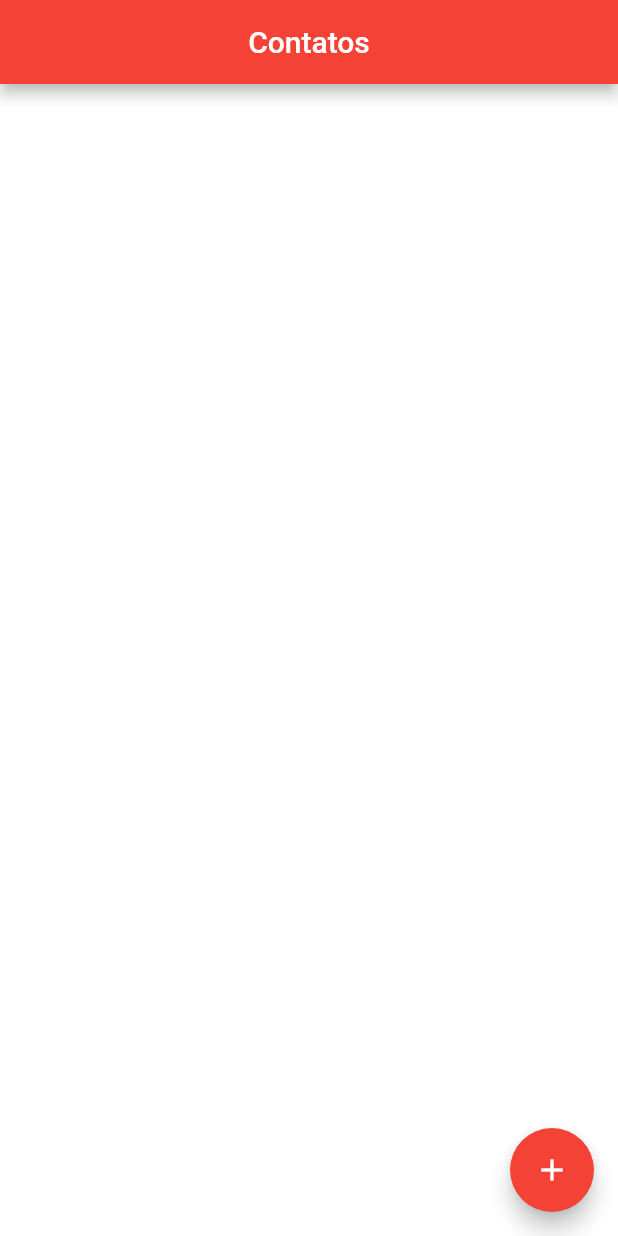
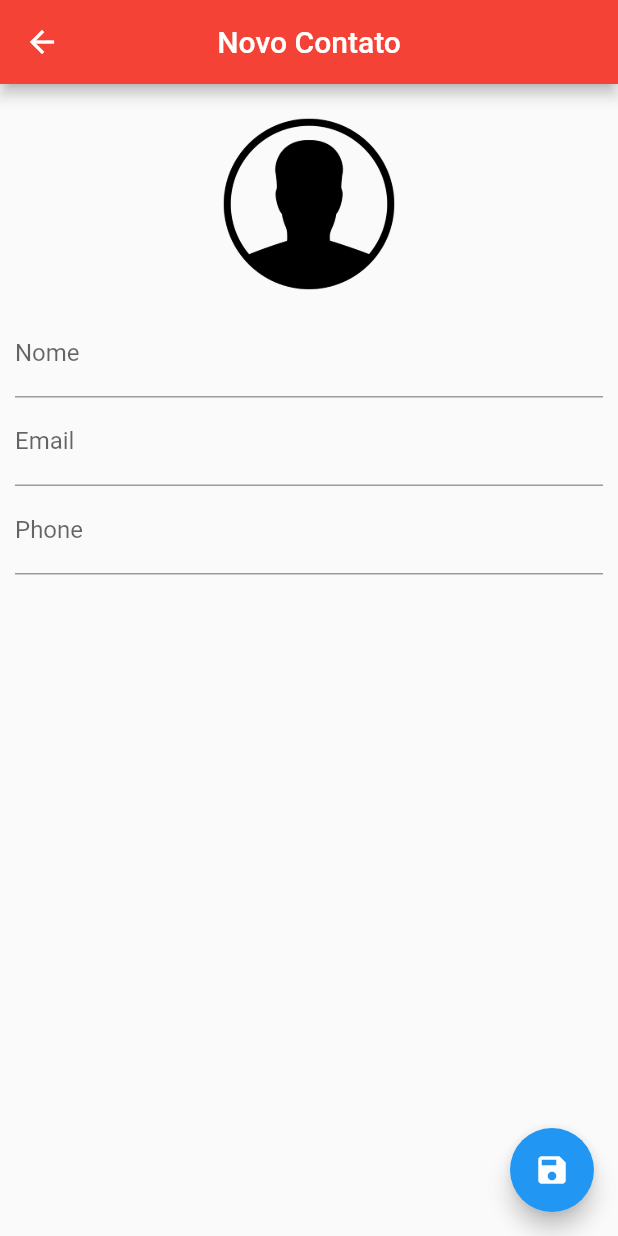
Before and after one commit to ParzivalOne/Contact-List, a Flutter app: the screen it shows after launch, after a tap on the "add" icon, on a phone screen of 412 x 824 dp. Run offline on Flutter 3.47's test engine with Material 2 defaults, Android fonts, the phone set to English and light mode, and no system bars; our stand-ins replace sqflite; accounts and stored records are empty.

Commit message:
contact list UI progress

```diff
--- a/lib/main.dart
+++ b/lib/main.dart
@@ -1,3 +1,4 @@
+import 'package:contact_list/ui/contact_page.dart';
 import 'package:contact_list/ui/home_page.dart';
 import 'package:flutter/material.dart';
 
@@ -5,6 +6,7 @@ import 'package:flutter/material.dart';
 void main (){
   runApp(MaterialApp(
     home: HomePage(),
+    debugShowCheckedModeBanner: false,
   ));
 
 }
--- a/lib/ui/contact_page.dart
+++ b/lib/ui/contact_page.dart
@@ -0,0 +1,142 @@
+import 'dart:io';
+import 'dart:async';
+import 'package:contact_list/helpers/contact_helper.dart';
+import 'package:flutter/cupertino.dart';
+import 'package:flutter/material.dart';
+
+class ContactPage extends StatefulWidget {
+  final Contact contact;
+
+  ContactPage({this.contact});
+
+  @override
+  _ContactPageState createState() => _ContactPageState();
+}
+
+class _ContactPageState extends State<ContactPage> {
+  Contact _editedContact;
+  bool _userEdited = false;
+  final _nameController = TextEditingController();
+  final _emailController = TextEditingController();
+  final _phoneController = TextEditingController();
+  final _nameFocus = FocusNode();
+
+  @override
+  void initState() {
+    super.initState();
+
+    if(widget.contact == null){
+      _editedContact = Contact();
+    }else{
+      _editedContact = Contact.fromMap(widget.contact.toMap());
+
+      _nameController.text = _editedContact.name;
+      _emailController.text = _editedContact.email;
+      _phoneController.text = _editedContact.phone;
+
+    }
+  }
+
+  @override
+  Widget build(BuildContext context) {
+    return WillPopScope(child: Scaffold(
+        appBar: AppBar(
+          backgroundColor: Colors.red,
+          title: Text(_editedContact.name ?? "Novo Contato"),
+          centerTitle: true,
+        ),
+        floatingActionButton: FloatingActionButton(
+          onPressed: (){
+            if( _editedContact.name != null && _editedContact.name.isNotEmpty){
+              Navigator.pop(context, _editedContact);
+            }else{
+              FocusScope.of(context).requestFocus(_nameFocus);
+            }
+          },
+          child: Icon(Icons.save),
+        ),
+        body: SingleChildScrollView(
+          padding: EdgeInsets.all(10.0),
+          child: Column(
+            children: <Widget>[
+              GestureDetector(
+                child: Container(
+                  width: 140.0,
+                  height: 140.0,
+                  decoration: BoxDecoration(
+                      shape: BoxShape.circle,
+                      image: DecorationImage(
+                          image: _editedContact.img != null ?
+                          FileImage(File(_editedContact.img)) :
+                          AssetImage("images/person.png")
+                      )
+                  ),
+                ),
+              ),
+              TextField(
+                controller: _nameController,
+                focusNode: _nameFocus,
+                decoration: InputDecoration(labelText: "Nome"),
+                onChanged: (text){
+                  _userEdited = true;
+                  setState(() {
+                    _editedContact.name = text;
+                  });
+                },
+              ),
+              TextField(
+                controller: _emailController,
+                decoration: InputDecoration(labelText: "Email"),
+                onChanged: (text){
+                  _userEdited = true;
+                  _editedContact.email = text;
+                },
+                keyboardType: TextInputType.emailAddress,
+              ),
+              TextField(
+                controller: _phoneController,
+                decoration: InputDecoration(labelText: "Phone"),
+                onChanged: (text){
+                  _userEdited = true;
+                  _editedContact.phone = text;
+                },
+                keyboardType: TextInputType.phone,
+              ),
+            ],
+          ),
+        )
+    ),
+        onWillPop: _requestPop);
+  }
+
+  Future<bool> _requestPop(){
+    if(_userEdited){
+      showDialog(context: context,
+      builder: (context){
+        return AlertDialog(
+          title: Text("Descartar Alterações?"),
+          content: Text("As alterações serão perdidas ao sair."),
+          actions: <Widget>[
+            FlatButton(
+              child: Text("Cancelar"),
+              onPressed: (){
+                Navigator.pop(context);
+              },
+            ),
+            FlatButton(
+              child: Text("Sim"),
+              onPressed: (){
+                Navigator.pop(context);
+                Navigator.pop(context);
+              },
+            )
+          ],
+        );
+      });
+      return Future.value(false);
+    }else{
+      return Future.value(true);
+    }
+  }
+
+}
--- a/pubspec.yaml
+++ b/pubspec.yaml
@@ -24,6 +24,8 @@ dependencies:
   # Use with the CupertinoIcons class for iOS style icons.
   cupertino_icons: ^0.1.2
   sqflite: any
+  url_launcher: 5.4.2
+  image_picker: 0.6.3+4
 
 dev_dependencies:
   flutter_test:
```
Also changed, not shown: lib/ui/home_page.dart (+101 -5 lines), pubspec.lock.
